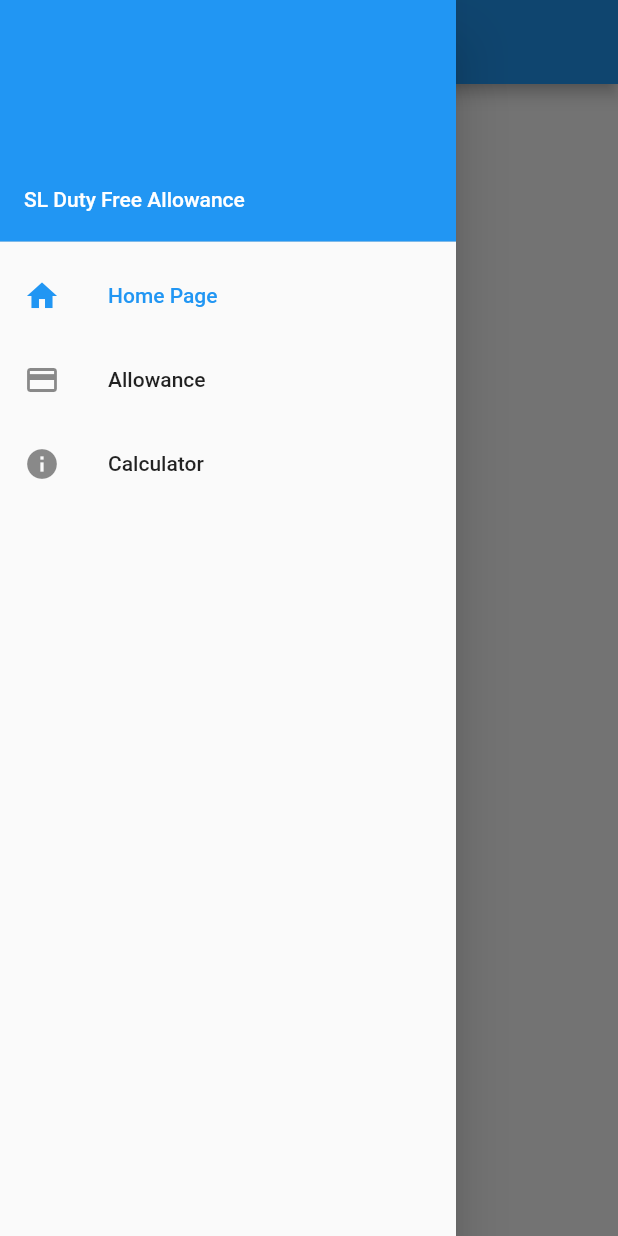
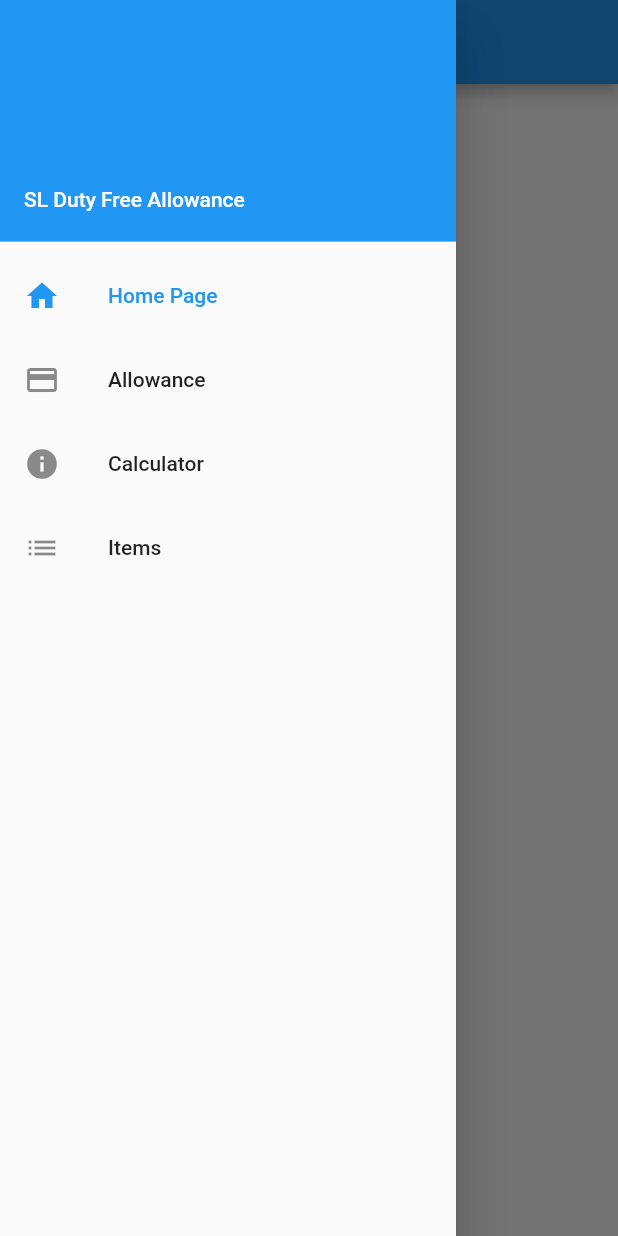
Before and after one commit to pyrecyter/DutyFreeAllowance, a Flutter app: the screen it shows after launch, with the side drawer open, on a phone screen of 412 x 824 dp. Run offline on Flutter 3.47's test engine with Material 2 defaults, Android fonts, the phone set to English and light mode, and no system bars.

Commit message:
items halfway done

```diff
--- a/lib/menu.dart
+++ b/lib/menu.dart
@@ -1,6 +1,7 @@
 import 'package:duty_free_allowance/calculator.dart';
 import 'package:flutter/material.dart';
 import 'Allowance.dart';
+import 'items.dart';
 
 class DrawerItem {
   String title;
@@ -12,7 +13,8 @@ class Menu extends StatefulWidget {
   final drawerItems = [
     new DrawerItem("Home Page", Icons.home),
     new DrawerItem("Allowance", Icons.credit_card),
-    new DrawerItem("Calculator", Icons.info)
+    new DrawerItem("Calculator", Icons.info),
+    new DrawerItem("Items", Icons.list)
     //add here 1st
   ];
 
@@ -34,6 +36,9 @@ class MenuState extends State<Menu> {
       case 2:
         return new Calculator();
       //according to items add here
+      case 3:
+        return new Items();
+
       default:
         return new Text("Error");
     }
```
